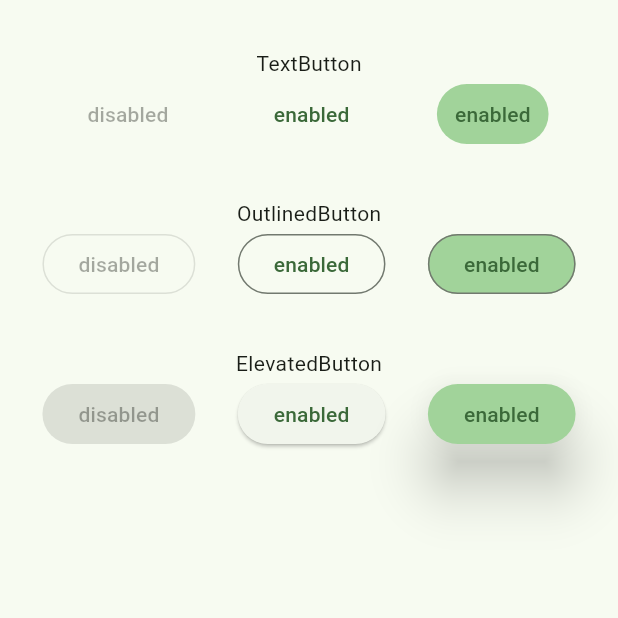
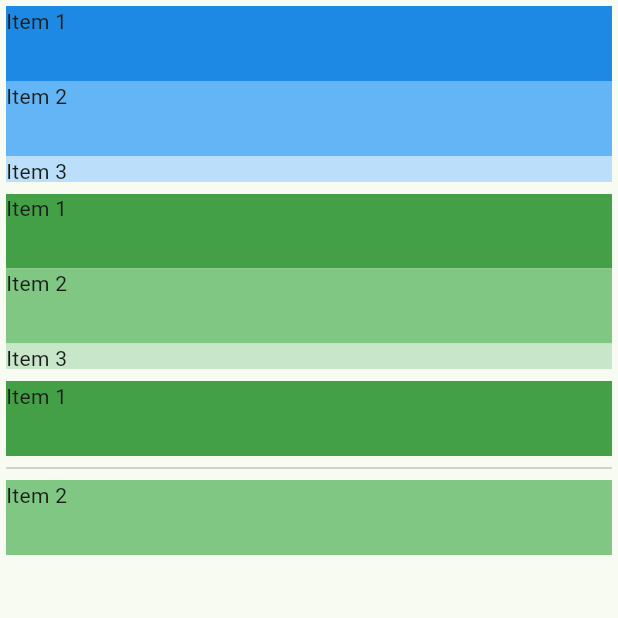
Before and after one commit to skzkhrk/sample, a Flutter app: the screen it shows after launch, on a phone screen of 412 x 824 dp, the top half of it. Run offline on Flutter 3.47's test engine with Material 3 defaults, Android fonts, the phone set to English and light mode, and no system bars.

Commit message:
リストを表示

```diff
--- a/lib/main.dart
+++ b/lib/main.dart
@@ -43,6 +43,22 @@ class _MyHomePageState extends State<MyHomePage> {
   //     debugPrint("HelloWorld");
   //   });
   // }
+
+  // ■リスト表示用配列
+  final List<Map<String, dynamic>> listItems = [
+    {
+      'text': 'Item 1',
+      'color': Colors.green[600],
+    },
+    {
+      'text': 'Item 2',
+      'color': Colors.green[300],
+    },
+    {
+      'text': 'Item 3',
+      'color': Colors.green[100],
+    },
+  ];
 
   @override
   Widget build(BuildContext context) {
@@ -196,81 +212,146 @@ class _MyHomePageState extends State<MyHomePage> {
     // );
 
     // ■ ボタン
+    // return Scaffold(
+    //   body: Column(
+    //     children: <Widget>[
+    //       Container(
+    //         padding: const EdgeInsets.only(top: 32),
+    //         child: const Text('TextButton'),
+    //       ),
+    //       Row(
+    //         mainAxisAlignment: MainAxisAlignment.spaceEvenly,
+    //         children: <Widget>[
+    //           const TextButton(
+    //             onPressed: null,
+    //             child: Text('disabled'),
+    //           ),
+    //           TextButton(
+    //             onPressed: () {},
+    //             child: const Text('enabled'),
+    //           ),
+    //           TextButton(
+    //             style: TextButton.styleFrom(
+    //               backgroundColor: Theme.of(context).colorScheme.inversePrimary,
+    //             ),
+    //             onPressed: () {},
+    //             child: const Text('enabled'),
+    //           ),
+    //         ],
+    //       ),
+    //       Container(
+    //         padding: const EdgeInsets.only(top: 32),
+    //         child: const Text('OutlinedButton'),
+    //       ),
+    //       Row(
+    //         mainAxisAlignment: MainAxisAlignment.spaceEvenly,
+    //         children: <Widget>[
+    //           const OutlinedButton(
+    //             onPressed: null,
+    //             child: Text('disabled'),
+    //           ),
+    //           OutlinedButton(
+    //             onPressed: () {},
+    //             child: const Text('enabled'),
+    //           ),
+    //           OutlinedButton(
+    //             onPressed: () {},
+    //             style: OutlinedButton.styleFrom(
+    //               backgroundColor: Theme.of(context).colorScheme.inversePrimary,
+    //             ),
+    //             child: const Text('enabled'),
+    //           ),
+    //         ],
+    //       ),
+    //       Container(
+    //         padding: const EdgeInsets.only(top: 32),
+    //         child: const Text('ElevatedButton'),
+    //       ),
+    //       Row(
+    //         mainAxisAlignment: MainAxisAlignment.spaceEvenly,
+    //         children: <Widget>[
+    //           const ElevatedButton(
+    //             onPressed: null,
+    //             child: Text('disabled'),
+    //           ),
+    //           ElevatedButton(
+    //             onPressed: () {},
+    //             child: const Text('enabled'),
+    //           ),
+    //           ElevatedButton(
+    //             onPressed: () {},
+    //             style: ElevatedButton.styleFrom(
+    //               backgroundColor: Theme.of(context).colorScheme.inversePrimary,
+    //               elevation: 16,
+    //             ),
+    //             child: const Text('enabled'),
+    //           ),
+    //         ],
+    //       ),
+    //     ],
+    //   ),
+    // );
+
+    // ■ リスト
     return Scaffold(
       body: Column(
         children: <Widget>[
           Container(
-            padding: const EdgeInsets.only(top: 32),
-            child: const Text('TextButton'),
-          ),
-          Row(
-            mainAxisAlignment: MainAxisAlignment.spaceEvenly,
-            children: <Widget>[
-              const TextButton(
-                onPressed: null,
-                child: Text('disabled'),
-              ),
-              TextButton(
-                onPressed: () {},
-                child: const Text('enabled'),
-              ),
-              TextButton(
-                style: TextButton.styleFrom(
-                  backgroundColor: Theme.of(context).colorScheme.inversePrimary,
+            height: 125,
+            padding: const EdgeInsets.all(4),
+            // childrenを指定してリスト表示
+            child: ListView(
+              children: <Widget>[
+                Container(
+                  height: 50,
+                  color: Colors.blue[600],
+                  child: const Text('Item 1'),
                 ),
-                onPressed: () {},
-                child: const Text('enabled'),
-              ),
-            ],
+                Container(
+                  height: 50,
+                  color: Colors.blue[300],
+                  child: const Text('Item 2'),
+                ),
+                Container(
+                  height: 50,
+                  color: Colors.blue[100],
+                  child: const Text('Item 3'),
+                ),
+              ],
+            ),
           ),
           Container(
-            padding: const EdgeInsets.only(top: 32),
-            child: const Text('OutlinedButton'),
-          ),
-          Row(
-            mainAxisAlignment: MainAxisAlignment.spaceEvenly,
-            children: <Widget>[
-              const OutlinedButton(
-                onPressed: null,
-                child: Text('disabled'),
-              ),
-              OutlinedButton(
-                onPressed: () {},
-                child: const Text('enabled'),
-              ),
-              OutlinedButton(
-                onPressed: () {},
-                style: OutlinedButton.styleFrom(
-                  backgroundColor: Theme.of(context).colorScheme.inversePrimary,
-                ),
-                child: const Text('enabled'),
-              ),
-            ],
+            height: 125,
+            padding: const EdgeInsets.all(4),
+            // 配列を元にリスト表示
+            child: ListView.builder(
+              itemCount: listItems.length,
+              itemBuilder: (context, index) {
+                return Container(
+                  height: 50,
+                  color: listItems[index]['color'],
+                  child: Text(listItems[index]['text']),
+                );
+              },
+            ),
           ),
           Container(
-            padding: const EdgeInsets.only(top: 32),
-            child: const Text('ElevatedButton'),
-          ),
-          Row(
-            mainAxisAlignment: MainAxisAlignment.spaceEvenly,
-            children: <Widget>[
-              const ElevatedButton(
-                onPressed: null,
-                child: Text('disabled'),
-              ),
-              ElevatedButton(
-                onPressed: () {},
-                child: const Text('enabled'),
-              ),
-              ElevatedButton(
-                onPressed: () {},
-                style: ElevatedButton.styleFrom(
-                  backgroundColor: Theme.of(context).colorScheme.inversePrimary,
-                  elevation: 16,
-                ),
-                child: const Text('enabled'),
-              ),
-            ],
+            height: 125,
+            padding: const EdgeInsets.all(4),
+            // 各アイテムの間にスペースなどを挟みたい場合
+            child: ListView.separated(
+              itemCount: listItems.length,
+              itemBuilder: (context, index) {
+                return Container(
+                  height: 50,
+                  color: listItems[index]['color'],
+                  child: Text(listItems[index]['text']),
+                );
+              },
+              separatorBuilder: (context, index) {
+                return const Divider();
+              },
+            ),
           ),
         ],
       ),
```
